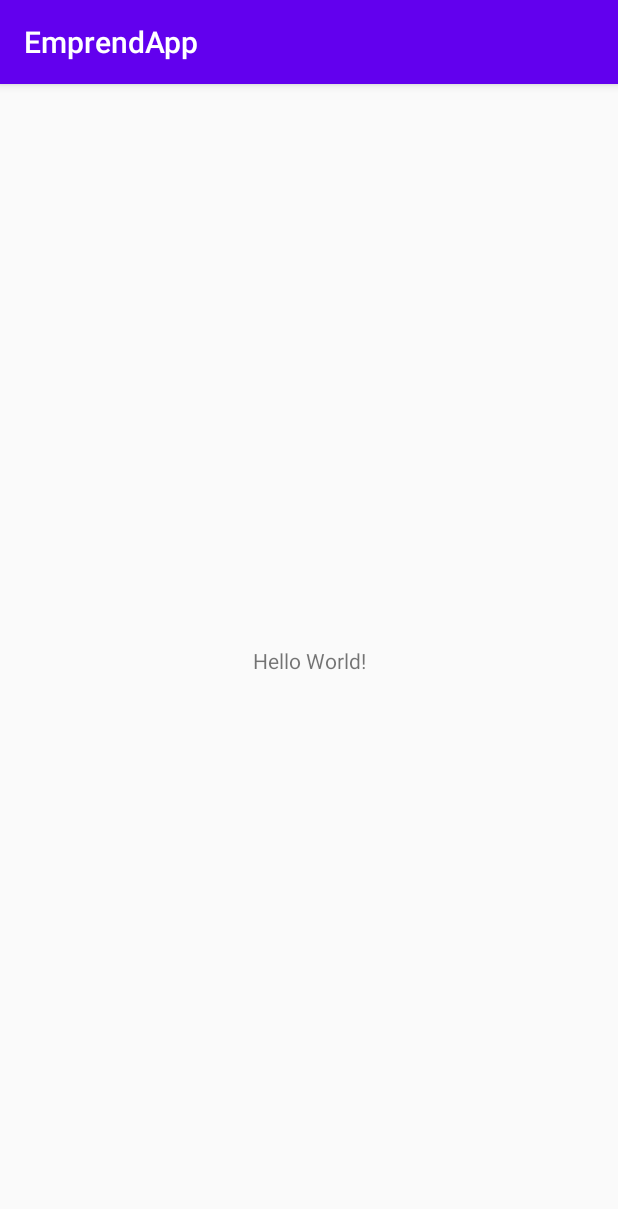
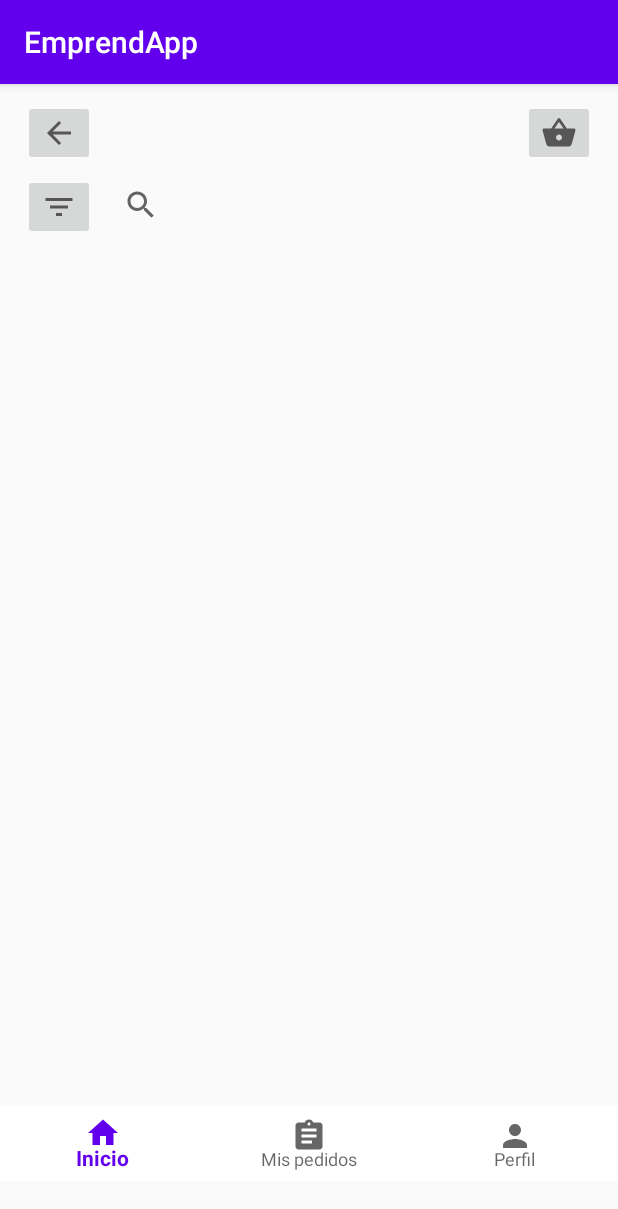
Before and after one commit to carloshuila/EmpredApp, an Android app: the screen it shows after launch (MainActivity), on a phone screen of 412 x 824 dp. Shown: the top 1209 px of the screen. Run offline under Robolectric (Android 15) with nearby library versions, the phone set to English and light mode, and no system bars.

Commit message:
Privera version diseño Home- layouts e iconos

```diff
--- a/app/build.gradle
+++ b/app/build.gradle
@@ -12,6 +12,7 @@ android {
         versionName "1.0"
 
         testInstrumentationRunner "androidx.test.runner.AndroidJUnitRunner"
+        android.defaultConfig.vectorDrawables.useSupportLibrary = true
     }
 
     buildTypes {
@@ -26,6 +27,9 @@ dependencies {
     implementation fileTree(dir: "libs", include: ["*.jar"])
     implementation 'androidx.appcompat:appcompat:1.2.0'
     implementation 'androidx.constraintlayout:constraintlayout:2.0.4'
+    implementation 'androidx.recyclerview:recyclerview:1.1.0'
+    implementation 'androidx.viewpager2:viewpager2:1.0.0'
+    implementation 'com.google.android.material:material:1.2.1'
     testImplementation 'junit:junit:4.12'
     androidTestImplementation 'androidx.test.ext:junit:1.1.2'
     androidTestImplementation 'androidx.test.espresso:espresso-core:3.3.0'
--- /dev/null
+++ b/app/src/main/res/drawable/ic_filter_list.xml
@@ -0,0 +1,10 @@
+<vector xmlns:android="http://schemas.android.com/apk/res/android"
+    android:width="24dp"
+    android:height="24dp"
+    android:viewportWidth="24"
+    android:viewportHeight="24"
+    android:tint="?attr/colorControlNormal">
+  <path
+      android:fillColor="@android:color/white"
+      android:pathData="M10,18h4v-2h-4v2zM3,6v2h18L21,6L3,6zM6,13h12v-2L6,11v2z"/>
+</vector>
--- /dev/null
+++ b/app/src/main/res/drawable/ic_home.xml
@@ -0,0 +1,10 @@
+<vector xmlns:android="http://schemas.android.com/apk/res/android"
+    android:width="24dp"
+    android:height="24dp"
+    android:viewportWidth="24"
+    android:viewportHeight="24"
+    android:tint="?attr/colorControlNormal">
+  <path
+      android:fillColor="@android:color/white"
+      android:pathData="M10,20v-6h4v6h5v-8h3L12,3 2,12h3v8z"/>
+</vector>
--- /dev/null
+++ b/app/src/main/res/drawable/ic_pedidos.xml
@@ -0,0 +1,10 @@
+<vector xmlns:android="http://schemas.android.com/apk/res/android"
+    android:width="24dp"
+    android:height="24dp"
+    android:viewportWidth="24"
+    android:viewportHeight="24"
+    android:tint="?attr/colorControlNormal">
+  <path
+      android:fillColor="@android:color/white"
+      android:pathData="M19,3h-4.18C14.4,1.84 13.3,1 12,1c-1.3,0 -2.4,0.84 -2.82,2L5,3c-1.1,0 -2,0.9 -2,2v14c0,1.1 0.9,2 2,2h14c1.1,0 2,-0.9 2,-2L21,5c0,-1.1 -0.9,-2 -2,-2zM12,3c0.55,0 1,0.45 1,1s-0.45,1 -1,1 -1,-0.45 -1,-1 0.45,-1 1,-1zM14,17L7,17v-2h7v2zM17,13L7,13v-2h10v2zM17,9L7,9L7,7h10v2z"/>
+</vector>
--- /dev/null
+++ b/app/src/main/res/drawable/ic_perfil.xml
@@ -0,0 +1,10 @@
+<vector xmlns:android="http://schemas.android.com/apk/res/android"
+    android:width="24dp"
+    android:height="24dp"
+    android:viewportWidth="24"
+    android:viewportHeight="24"
+    android:tint="?attr/colorControlNormal">
+  <path
+      android:fillColor="@android:color/white"
+      android:pathData="M12,12c2.21,0 4,-1.79 4,-4s-1.79,-4 -4,-4 -4,1.79 -4,4 1.79,4 4,4zM12,14c-2.67,0 -8,1.34 -8,4v2h16v-2c0,-2.66 -5.33,-4 -8,-4z"/>
+</vector>
--- /dev/null
+++ b/app/src/main/res/drawable/ic_shopping_basket.xml
@@ -0,0 +1,10 @@
+<vector xmlns:android="http://schemas.android.com/apk/res/android"
+    android:width="24dp"
+    android:height="24dp"
+    android:viewportWidth="24"
+    android:viewportHeight="24"
+    android:tint="?attr/colorControlNormal">
+  <path
+      android:fillColor="@android:color/white"
+      android:pathData="M17.21,9l-4.38,-6.56c-0.19,-0.28 -0.51,-0.42 -0.83,-0.42 -0.32,0 -0.64,0.14 -0.83,0.43L6.79,9L2,9c-0.55,0 -1,0.45 -1,1 0,0.09 0.01,0.18 0.04,0.27l2.54,9.27c0.23,0.84 1,1.46 1.92,1.46h13c0.92,0 1.69,-0.62 1.93,-1.46l2.54,-9.27L23,10c0,-0.55 -0.45,-1 -1,-1h-4.79zM9,9l3,-4.4L15,9L9,9zM12,17c-1.1,0 -2,-0.9 -2,-2s0.9,-2 2,-2 2,0.9 2,2 -0.9,2 -2,2z"/>
+</vector>
--- a/app/src/main/res/layout/activity_main.xml
+++ b/app/src/main/res/layout/activity_main.xml
@@ -6,13 +6,101 @@
     android:layout_height="match_parent"
     tools:context=".MainActivity">
 
-    <TextView
-        android:layout_width="wrap_content"
-        android:layout_height="wrap_content"
-        android:text="Hello World!"
-        app:layout_constraintBottom_toBottomOf="parent"
-        app:layout_constraintLeft_toLeftOf="parent"
-        app:layout_constraintRight_toRightOf="parent"
-        app:layout_constraintTop_toTopOf="parent" />
+    <androidx.constraintlayout.widget.ConstraintLayout
+        android:id="@+id/contLayoutSuperior"
+        android:layout_width="0dp"
+        android:layout_height="100dp"
+        android:layout_marginStart="5dp"
+        android:layout_marginTop="5dp"
+        android:layout_marginEnd="5dp"
+        app:layout_constraintEnd_toEndOf="parent"
+        app:layout_constraintStart_toStartOf="parent"
+        app:layout_constraintTop_toTopOf="parent">
+
+        <ImageButton
+            android:id="@+id/btnAtras"
+            android:layout_width="wrap_content"
+            android:layout_height="wrap_content"
+            android:layout_marginStart="10dp"
+            android:layout_marginTop="5dp"
+            app:layout_constraintStart_toStartOf="parent"
+            app:layout_constraintTop_toTopOf="parent"
+            app:srcCompat="?attr/actionModeCloseDrawable" />
+
+        <ImageButton
+            android:id="@+id/btnFiltros"
+            android:layout_width="wrap_content"
+            android:layout_height="wrap_content"
+            android:layout_marginStart="10dp"
+            android:layout_marginTop="5dp"
+            app:layout_constraintStart_toStartOf="parent"
+            app:layout_constraintTop_toBottomOf="@+id/btnAtras"
+            app:srcCompat="@drawable/ic_filter_list" />
+
+        <ImageButton
+            android:id="@+id/btnCesta"
+            android:layout_width="wrap_content"
+            android:layout_height="wrap_content"
+            android:layout_marginTop="5dp"
+            android:layout_marginEnd="10dp"
+            app:layout_constraintEnd_toEndOf="parent"
+            app:layout_constraintTop_toTopOf="parent"
+            app:srcCompat="@drawable/ic_shopping_basket" />
+
+        <SearchView
+            android:layout_width="311dp"
+            android:layout_height="39dp"
+            android:layout_marginStart="16dp"
+            android:layout_marginEnd="25dp"
+            android:layout_marginBottom="5dp"
+            app:layout_constraintBottom_toBottomOf="parent"
+            app:layout_constraintEnd_toEndOf="parent"
+            app:layout_constraintHorizontal_bias="1.0"
+            app:layout_constraintStart_toEndOf="@+id/btnFiltros" />
+    </androidx.constraintlayout.widget.ConstraintLayout>
+
+    <androidx.constraintlayout.widget.ConstraintLayout
+        android:id="@+id/contLayoutCategorias"
+        android:layout_width="0dp"
+        android:layout_height="320dp"
+        android:layout_marginTop="5dp"
+        app:layout_constraintEnd_toEndOf="parent"
+        app:layout_constraintStart_toStartOf="parent"
+        app:layout_constraintTop_toBottomOf="@+id/contLayoutSuperior">
+
+    </androidx.constraintlayout.widget.ConstraintLayout>
+
+    <androidx.constraintlayout.widget.ConstraintLayout
+        android:id="@+id/contLayoutRecomendado"
+        android:layout_width="0dp"
+        android:layout_height="245dp"
+        android:layout_marginTop="5dp"
+        app:layout_constraintEnd_toEndOf="parent"
+        app:layout_constraintHorizontal_bias="0.36"
+        app:layout_constraintStart_toStartOf="parent"
+        app:layout_constraintTop_toBottomOf="@+id/contLayoutCategorias">
+
+    </androidx.constraintlayout.widget.ConstraintLayout>
+
+    <androidx.constraintlayout.widget.ConstraintLayout
+        android:id="@+id/contLayouyBarraNav"
+        android:layout_width="0dp"
+        android:layout_height="50dp"
+        app:layout_constraintEnd_toEndOf="parent"
+        app:layout_constraintHorizontal_bias="0.0"
+        app:layout_constraintStart_toStartOf="parent"
+        app:layout_constraintTop_toBottomOf="@+id/contLayoutRecomendado">
+
+        <com.google.android.material.bottomnavigation.BottomNavigationView
+            android:id="@+id/btnBarraNav"
+            android:layout_width="0dp"
+            android:layout_height="0dp"
+            app:layout_constraintBottom_toBottomOf="parent"
+            app:layout_constraintEnd_toEndOf="parent"
+            app:layout_constraintStart_toStartOf="parent"
+            app:layout_constraintTop_toTopOf="parent"
+            app:menu="@menu/navigation"
+            app:itemBackground="@color/cardview_light_background"/>
+    </androidx.constraintlayout.widget.ConstraintLayout>
 
 </androidx.constraintlayout.widget.ConstraintLayout>
--- /dev/null
+++ b/app/src/main/res/menu/navigation.xml
@@ -0,0 +1,17 @@
+<?xml version="1.0" encoding="utf-8"?>
+<menu xmlns:android="http://schemas.android.com/apk/res/android">
+    <item
+        android:id="@+id/MainActivity"
+        android:icon="@drawable/ic_home"
+        android:title="Inicio"/>
+
+    <item
+        android:id="@+id/PedidosActivity"
+        android:icon="@drawable/ic_pedidos"
+        android:title="Mis pedidos"/>
+
+    <item
+        android:id="@+id/PerfilActivity"
+        android:icon="@drawable/ic_perfil"
+        android:title="Perfil"/>
+</menu>
```
